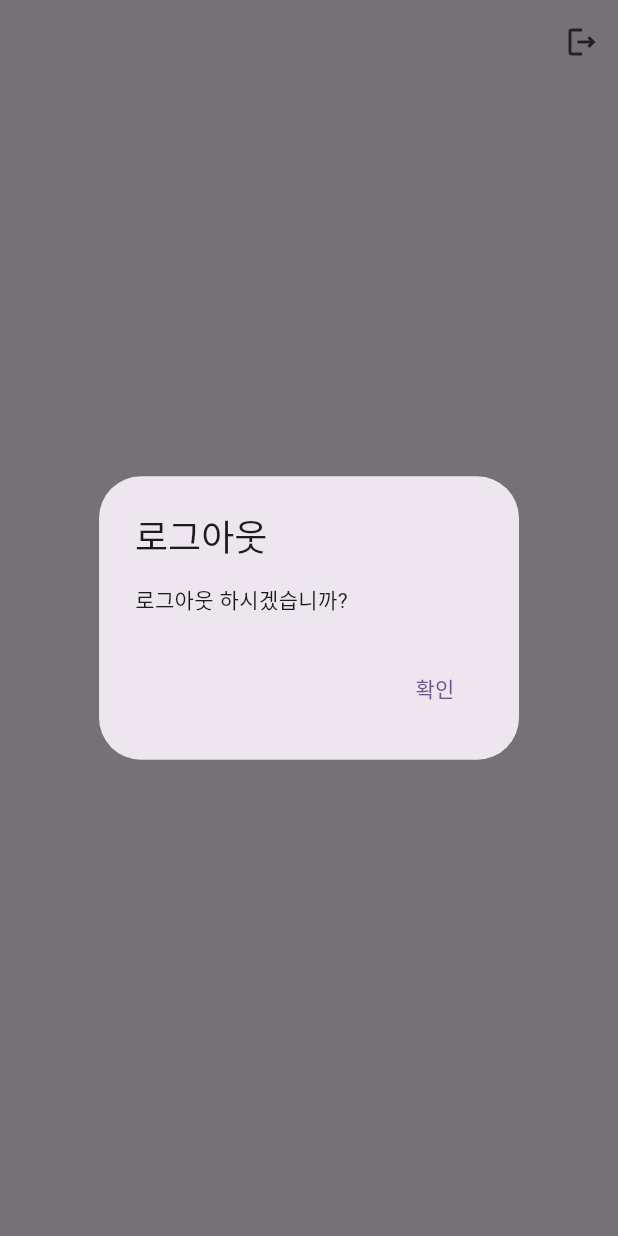
After one commit to wingflower/flutter-pokedex-clean, a Flutter app: the MainScreen screen opened by its route, after a tap on the "logout" icon, on a phone screen of 412 x 824 dp. The commit adds this screen. Run offline on Flutter 3.47's test engine with Material 3 defaults, Android fonts, the phone set to English and light mode, and no system bars; our stand-ins replace firebase_auth, firebase_core, flutter_secure_storage, freezed_annotation, get_it, go_router; accounts and stored records are empty; generated files the repository leaves out were written again.

Commit message:
Feat: 파이어베이스 인증 로직 완성
- 비밀번호 초기화
- 로그인시 ID/PW 저장
- 로그아웃

```diff
--- a/lib/domain/repository/auth_repository.dart
+++ b/lib/domain/repository/auth_repository.dart
@@ -6,4 +6,6 @@ abstract interface class AuthRepository<T> {
   Future<Result<void>> register(T model);
   Future<Result<void>> requestVerify();
   Future<Result<bool>> isVerified();
+
+  Future<Result<void>> resetPassword(String email);
 }
--- /dev/null
+++ b/lib/domain/use_case/user/logout_use_case.dart
@@ -0,0 +1,12 @@
+import 'package:pokedex_clean/core/result.dart';
+import 'package:pokedex_clean/domain/repository/auth_repository.dart';
+
+class LogoutUseCase {
+  final AuthRepository _authRepository;
+
+  LogoutUseCase({required AuthRepository authRepository}) : _authRepository = authRepository;
+
+  Future<Result<void>> execute() {
+    return _authRepository.logout();
+  }
+}
--- a/lib/presentation/common.dart
+++ b/lib/presentation/common.dart
@@ -1,4 +1,5 @@
 import 'package:flutter/material.dart';
+import 'package:go_router/go_router.dart';
 
 void showSnackBar(BuildContext context, String message) {
   ScaffoldMessenger.of(context)
@@ -10,3 +11,30 @@ void showSnackBar(BuildContext context, String message) {
       ),
     );
 }
+
+void showSimpleDialog(
+  BuildContext context, {
+  required String title,
+  required String content,
+  bool cancelable = true,
+  VoidCallback? cancelAction,
+  VoidCallback? confirmAction,
+}) {
+  showDialog(
+      context: context,
+      barrierDismissible: cancelable,
+      builder: (context) {
+        return AlertDialog(
+          title: Text(title),
+          content: Text(content),
+          actions: [
+            TextButton(
+                onPressed: () {
+                  context.pop();
+                  confirmAction?.call();
+                },
+                child: const Text('확인'))
+          ],
+        );
+      });
+}
--- /dev/null
+++ b/lib/presentation/main/main_screen.dart
@@ -0,0 +1,59 @@
+import 'package:flutter/material.dart';
+import 'package:go_router/go_router.dart';
+import 'package:pokedex_clean/presentation/common.dart';
+import 'package:pokedex_clean/presentation/main/main_ui_event.dart';
+import 'package:pokedex_clean/presentation/main/main_view_model.dart';
+import 'package:provider/provider.dart';
+
+class MainScreen extends StatefulWidget {
+  const MainScreen({super.key});
+
+  @override
+  State<MainScreen> createState() => _MainScreenState();
+}
+
+class _MainScreenState extends State<MainScreen> {
+  @override
+  void initState() {
+    Future.microtask(() {
+      final MainViewModel viewModel = context.read();
+      viewModel.stream.listen((event) {
+        switch (event) {
+          case ShowSnackBar():
+            showSnackBar(context, event.message);
+          case SuccessLogout():
+            showSimpleDialog(
+              context,
+              title: '로그아웃 성공',
+              content: '다음에 또 만나요~!',
+              cancelable: false,
+              confirmAction: () => context.go('/login'),
+            );
+        }
+      });
+    });
+    super.initState();
+  }
+
+  @override
+  Widget build(BuildContext context) {
+    final MainViewModel viewModel = context.watch();
+    return Scaffold(
+      appBar: AppBar(
+        actions: [
+          IconButton(onPressed: () {
+            showSimpleDialog(
+              context,
+              title: '로그아웃',
+              content: '로그아웃 하시겠습니까?',
+              confirmAction: viewModel.logout,
+            );
+          }, icon: const Icon(Icons.logout_outlined))
+        ],
+      ),
+      body: Center(
+        child: Text('Main화면'),
+      ),
+    );
+  }
+}
--- /dev/null
+++ b/lib/presentation/main/main_ui_event.dart
@@ -0,0 +1,9 @@
+import 'package:freezed_annotation/freezed_annotation.dart';
+
+part 'main_ui_event.freezed.dart';
+
+@freezed
+sealed class MainUiEvent with _$MainUiEvent {
+  const factory MainUiEvent.showSnackBar(String message) = ShowSnackBar;
+  const factory MainUiEvent.successLogout() = SuccessLogout;
+}
--- /dev/null
+++ b/lib/presentation/main/main_view_model.dart
@@ -0,0 +1,23 @@
+import 'dart:async';
+
+import 'package:flutter/material.dart';
+import 'package:pokedex_clean/domain/use_case/user/logout_use_case.dart';
+import 'package:pokedex_clean/presentation/main/main_ui_event.dart';
+
+class MainViewModel extends ChangeNotifier {
+  final LogoutUseCase _logoutUseCase;
+
+  MainViewModel({required LogoutUseCase logoutUseCase}) : _logoutUseCase = logoutUseCase;
+
+  final StreamController<MainUiEvent> _controller = StreamController();
+
+  Stream<MainUiEvent> get stream => _controller.stream;
+
+  Future<void> logout() async {
+    final result = await _logoutUseCase.execute();
+    result.when(
+      success: (data) => _controller.add(const MainUiEvent.successLogout()),
+      error: (e) => _controller.add(MainUiEvent.showSnackBar(e)),
+    );
+  }
+}
--- a/lib/presentation/router/routes.dart
+++ b/lib/presentation/router/routes.dart
@@ -1,7 +1,12 @@
 import 'package:go_router/go_router.dart';
 import 'package:pokedex_clean/di/di_setup.dart';
+import 'package:pokedex_clean/domain/model/email_password.dart';
 import 'package:pokedex_clean/presentation/login/login_screen.dart';
 import 'package:pokedex_clean/presentation/login/login_view_model.dart';
+import 'package:pokedex_clean/presentation/login/reset_password/reset_password_screen.dart';
+import 'package:pokedex_clean/presentation/login/reset_password/reset_password_view_model.dart';
+import 'package:pokedex_clean/presentation/main/main_screen.dart';
+import 'package:pokedex_clean/presentation/main/main_view_model.dart';
 import 'package:pokedex_clean/presentation/splash/splash_screen.dart';
 import 'package:pokedex_clean/presentation/splash/splash_view_model.dart';
 import 'package:pokedex_clean/presentation/verify/verify_screen.dart';
@@ -25,12 +30,28 @@ final routes = GoRouter(
       routes: [
         GoRoute(
             path: 'verify',
-            builder: (_, __) => ChangeNotifierProvider(
+            builder: (_, state) => ChangeNotifierProvider(
               create: (_) => getIt<VerifyViewModel>(),
-              child: const VerifyScreen(),
+              child: VerifyScreen(emailPassword: state.extra as EmailPassword),
             )
-        )
+        ),
+        GoRoute(
+          path: 'reset_password',
+          builder: (_, state) {
+            return ChangeNotifierProvider(
+              create: (_) => getIt<ResetPasswordViewModel>(),
+              child: ResetPasswordScreen(email: state.extra?.toString()),
+            );
+          }
+        ),
       ]
+    ),
+    GoRoute(
+      path: '/main',
+      builder: (_, __) => ChangeNotifierProvider(
+          create: (_) => getIt<MainViewModel>(),
+          child: const MainScreen(),
+      ),
     ),
   ],
 );
--- a/lib/presentation/splash/splash_screen.dart
+++ b/lib/presentation/splash/splash_screen.dart
@@ -25,8 +25,7 @@ class _SplashScreenState extends State<SplashScreen> {
           case LoginStatus.loggedOut:
             context.go('/login');
           case LoginStatus.loggedIn:
-            // TODO
-            context.go('???');
+            context.go('/main');
           case LoginStatus.processing:
         }
       });
--- a/lib/presentation/verify/verify_screen.dart
+++ b/lib/presentation/verify/verify_screen.dart
@@ -2,13 +2,15 @@ import 'dart:async';
 
 import 'package:flutter/material.dart';
 import 'package:go_router/go_router.dart';
+import 'package:pokedex_clean/domain/model/email_password.dart';
 import 'package:pokedex_clean/presentation/common.dart';
 import 'package:pokedex_clean/presentation/verify/verify_ui_event.dart';
 import 'package:pokedex_clean/presentation/verify/verify_view_model.dart';
 import 'package:provider/provider.dart';
 
 class VerifyScreen extends StatefulWidget {
-  const VerifyScreen({super.key});
+  final EmailPassword emailPassword;
+  const VerifyScreen({super.key, required this.emailPassword});
 
   @override
   State<VerifyScreen> createState() => _VerifyScreenState();
@@ -60,7 +62,7 @@ class _VerifyScreenState extends State<VerifyScreen> {
                 viewModel.sendVerifyEmail();
               }, child: const Text('재전송')),
               ElevatedButton(onPressed: (){
-                viewModel.verifyFinish();
+                viewModel.verifyFinish(widget.emailPassword);
               }, child: const Text('인증완료'))
             ],
           )
```
Also changed, not shown: lib/data/repository/firebase_auth_repository.dart (+15 -1 lines), lib/di/di_setup.dart (+16 -2 lines), lib/domain/use_case/user/reset_password_use_case.dart (added, +12 -0 lines), lib/domain/use_case/user/store_user_account_use_case.dart (+14 -0 lines), lib/presentation/login/login_screen.dart (+12 -4 lines), lib/presentation/login/login_view_model.dart (+8 -3 lines), lib/presentation/login/reset_password/reset_password_screen.dart (added, +75 -0 lines), lib/presentation/login/reset_password/reset_password_ui_event.dart (added, +9 -0 lines), lib/presentation/login/reset_password/reset_password_view_model.dart (added, +40 -0 lines), lib/presentation/splash/splash_view_model.dart (+4 -10 lines), lib/presentation/verify/verify_view_model.dart (+17 -8 lines).
